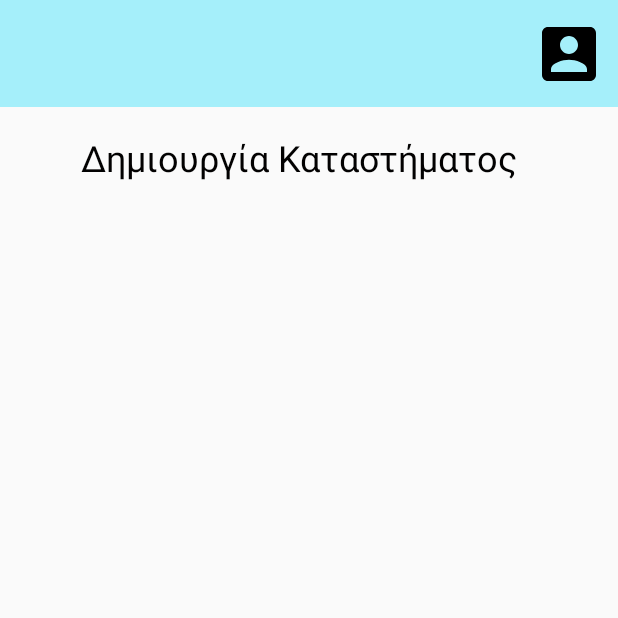
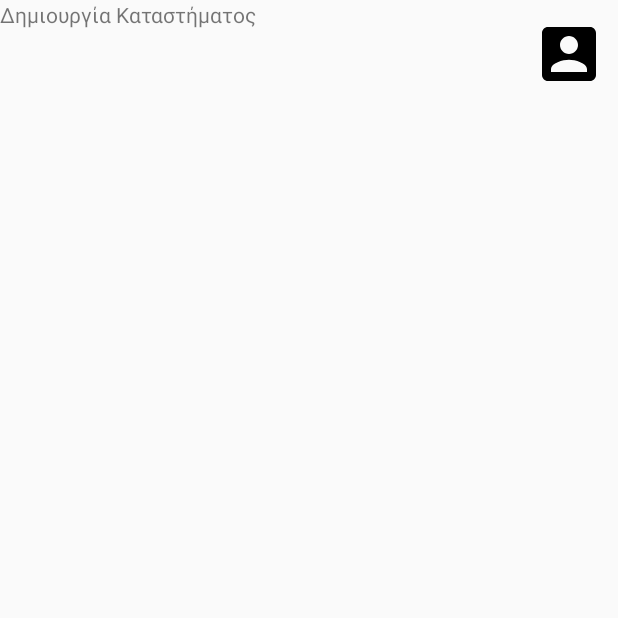
Before and after one commit to athvag/dineasy, an Android app: the BusinessCreation2 screen opened directly, with no data from a screen before it, on a phone screen of 412 x 824 dp, the top half of it. Run offline under Robolectric (Android 15) with nearby library versions, the phone set to English and light mode, and no system bars.

Commit message:
visual update2

```diff
--- a/app/build.gradle
+++ b/app/build.gradle
@@ -28,6 +28,7 @@ dependencies {
 
     implementation 'androidx.appcompat:appcompat:1.1.0'
     implementation 'androidx.constraintlayout:constraintlayout:1.1.3'
+    implementation 'androidx.legacy:legacy-support-v4:1.0.0'
     testImplementation 'junit:junit:4.12'
     androidTestImplementation 'androidx.test.ext:junit:1.1.1'
     androidTestImplementation 'androidx.test.espresso:espresso-core:3.2.0'
--- a/app/src/main/res/layout/basic_business_creation2.xml
+++ b/app/src/main/res/layout/basic_business_creation2.xml
@@ -3,24 +3,6 @@
     xmlns:tools="http://schemas.android.com/tools"
     android:layout_width="match_parent"
     android:layout_height="match_parent">
-
-    <androidx.appcompat.widget.Toolbar
-        android:id="@+id/toolbar8"
-        android:layout_width="450dp"
-        android:layout_height="71dp"
-        android:layout_alignParentStart="true"
-        android:layout_alignParentLeft="true"
-        android:layout_alignParentTop="true"
-        android:layout_marginStart="-5dp"
-        android:layout_marginLeft="-5dp"
-        android:layout_marginTop="0dp"
-        android:background="#A679EAFA"
-        android:minHeight="?attr/actionBarSize"
-        android:theme="?attr/actionBarTheme"
-        app:layout_constraintEnd_toEndOf="parent"
-        app:layout_constraintHorizontal_bias="0.25"
-        app:layout_constraintStart_toStartOf="parent"
-        app:layout_constraintTop_toTopOf="parent" />
 
     <ImageButton
         android:id="@+id/imageButton7"
@@ -41,24 +23,9 @@
         app:srcCompat="@drawable/ic_account_box_black_24dp" />
 
     <TextView
-        android:id="@+id/textView15"
-        android:layout_width="298dp"
-        android:layout_height="43dp"
-        android:layout_below="@+id/toolbar8"
-        android:layout_alignParentStart="true"
-        android:layout_alignParentLeft="true"
-        android:layout_alignParentEnd="true"
-        android:layout_alignParentRight="true"
-        android:layout_marginStart="54dp"
-        android:layout_marginLeft="54dp"
-        android:layout_marginTop="17dp"
-        android:layout_marginEnd="54dp"
-        android:layout_marginRight="54dp"
-        android:text="Δημιουργία Καταστήματος"
-        android:textColor="#020101"
-        android:textSize="24sp"
-        app:layout_constraintEnd_toEndOf="parent"
-        app:layout_constraintStart_toStartOf="parent"
-        app:layout_constraintTop_toTopOf="parent" />
+        android:id="@+id/textView"
+        android:layout_width="wrap_content"
+        android:layout_height="wrap_content"
+        android:text="Δημιουργία Καταστήματος" />
 
 </RelativeLayout>
--- a/app/src/main/res/layout/basic_user_after_qr.xml
+++ b/app/src/main/res/layout/basic_user_after_qr.xml
@@ -19,11 +19,12 @@
                 android:id="@+id/textView8"
                 android:layout_width="349dp"
                 android:layout_height="69dp"
-                android:layout_marginTop="116dp"
+                android:layout_marginTop="104dp"
                 android:text="Επιλογές Τραπεζιού"
                 android:textColor="#020101"
                 android:textSize="36sp"
                 app:layout_constraintEnd_toEndOf="parent"
+                app:layout_constraintHorizontal_bias="0.5"
                 app:layout_constraintStart_toStartOf="parent"
                 app:layout_constraintTop_toTopOf="parent" />
 
--- a/app/src/main/res/layout/login.xml
+++ b/app/src/main/res/layout/login.xml
@@ -109,4 +109,5 @@
         app:layout_constraintTop_toTopOf="parent"
         app:layout_constraintVertical_bias="0.245"
         app:srcCompat="@mipmap/dineasy" />
+
 </androidx.constraintlayout.widget.ConstraintLayout>
```
Also changed, not shown: app/src/main/res/layout/basic_business.xml (+4 -15 lines), app/src/main/res/layout/basic_business_creation.xml (+2 -13 lines), app/src/main/res/layout/basic_user.xml (+4 -18 lines).
